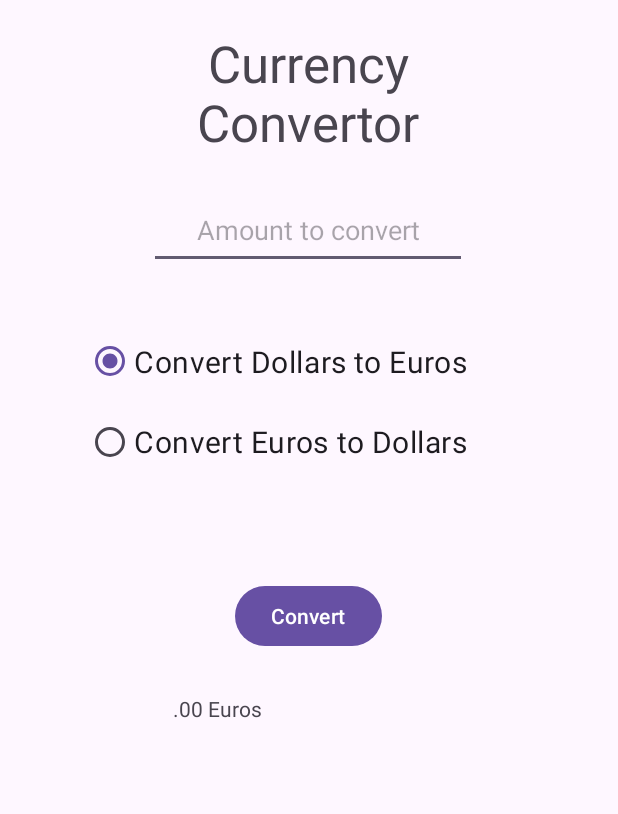
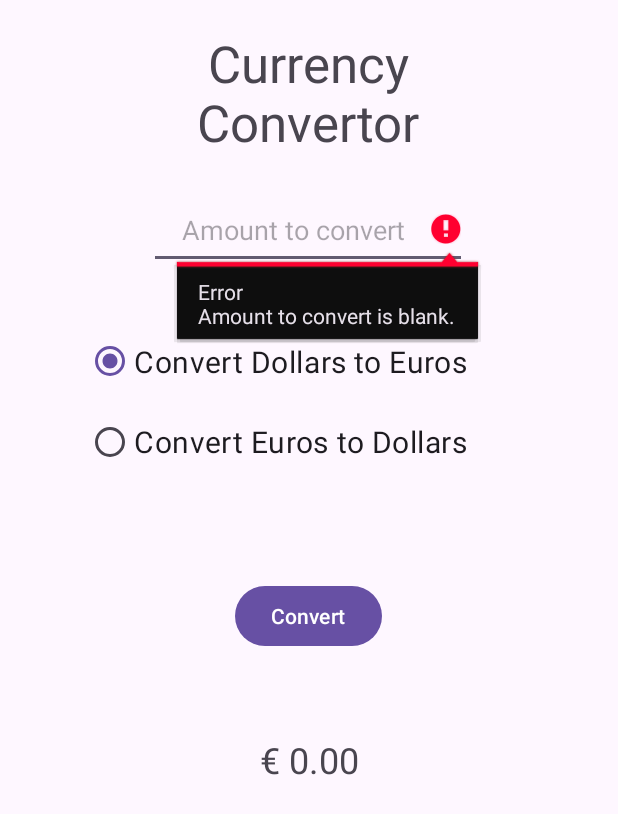
Before and after one commit to Dschids/Currency_Conversion, an Android app: the screen it shows after launch (MainActivity), after a tap on "Convert", on a phone screen of 412 x 824 dp. Shown: the top 814 px of the screen. Run offline under Robolectric (Android 15) with nearby library versions, the phone set to English and light mode, and no system bars.

Commit message:
it works and has comments now

```diff
--- a/app/src/main/java/com/example/currencyconversion/MainActivity.kt
+++ b/app/src/main/java/com/example/currencyconversion/MainActivity.kt
@@ -2,6 +2,7 @@ package com.example.currencyconversion
 
 import androidx.appcompat.app.AppCompatActivity
 import android.os.Bundle
+import android.text.TextUtils
 import android.widget.Button
 import android.widget.EditText
 import android.widget.RadioButton
@@ -13,25 +14,42 @@ class MainActivity : AppCompatActivity() {
     override fun onCreate(savedInstanceState: Bundle?) {
         super.onCreate(savedInstanceState)
         setContentView(R.layout.activity_main)
-
-        val edtTextNumToConvert = findViewById<EditText>(R.id.idEditTextDecimalToConvert)
+        // set up variables for all of the different textviews and buttons
+        val numToConvert = findViewById<EditText>(R.id.idEditTextDecimalToConvert)
         val rbUsToEu = findViewById<RadioButton>(R.id.idRbUsToEu)
         val rbEuToUs = findViewById<RadioButton>(R.id.idRbEuToUs)
         val btnConvert = findViewById<Button>(R.id.idBtnConvert)
         val txtResult = findViewById<TextView>(R.id.idTxtConvertedAmount)
 
-        val convertIt = edtTextNumToConvert.text.toString().toDouble()
-        val conversionRate = 0.94
-        val decim = DecimalFormat("###,###.00")
-        var converted : Double?
+        // set an on click listener for our button
+        btnConvert.setOnClickListener {
+            // take input from the edit text box for amount to convert and change it to a string
+            var convertString = numToConvert.text.toString()
+            // create a variable to hold the double value of the input edit text
+            var convertIt = 0.00
+            // make sure that the edit text has something in it
+            if (TextUtils.isEmpty(convertString)){
+                // convert our previous string into a double
+                numToConvert.error = "Error\nAmount to convert is blank."
+            } else {
+                convertIt = convertString.toDouble()
 
+            }
+            // variables for the conversion rate, a decimal format and a blank variable for our converted number
+            val conversionRate = 0.94
+            val euroFormat = DecimalFormat("\u20ac ###,##0.00")
+            val dolFormat = DecimalFormat("$ ###,##0.00")
+            var converted : Double?
 
-        btnConvert.setOnClickListener {
+            /*
+            check which radio button is checked and do math based on which is
+            nested if checks if number entered is greater than 10,000 and prompts user to enter a smaller number
+            if it is.
+             */
             if (rbUsToEu.isChecked){
                 if (convertIt <= 10000){
                     converted = convertIt * conversionRate
-                    var euros = decim.format(converted) + " Euros"
-                    txtResult.text = euros
+                    txtResult.text = euroFormat.format(converted)
                 } else {
                     Toast.makeText(this@MainActivity, "Dollars must be less than 10,000",Toast.LENGTH_LONG).show()
                 }
@@ -39,8 +57,7 @@ class MainActivity : AppCompatActivity() {
             if (rbEuToUs.isChecked){
                 if (convertIt <= 10000){
                     converted = convertIt / conversionRate
-                    var dollars = decim.format(converted) + " Dollars"
-                    txtResult.text = dollars
+                    txtResult.text = dolFormat.format(converted)
                 } else {
                     Toast.makeText(this@MainActivity, "Euros must be less than 10,000",Toast.LENGTH_LONG).show()
                 }
--- a/app/src/main/res/layout/activity_main.xml
+++ b/app/src/main/res/layout/activity_main.xml
@@ -28,6 +28,7 @@
         android:gravity="center_horizontal|center_vertical"
         android:hint="@string/edtTxtToConvert"
         android:inputType="numberDecimal"
+        android:selectAllOnFocus="true"
         app:layout_constraintEnd_toEndOf="parent"
         app:layout_constraintHorizontal_bias="0.497"
         app:layout_constraintStart_toStartOf="parent"
@@ -72,11 +73,12 @@
 
     <TextView
         android:id="@+id/idTxtConvertedAmount"
-        android:layout_width="179dp"
-        android:layout_height="33dp"
-        android:layout_marginTop="28dp"
+        android:layout_width="215dp"
+        android:layout_height="48dp"
+        android:layout_marginTop="48dp"
+        android:gravity="center"
+        android:textSize="24sp"
         app:layout_constraintEnd_toEndOf="parent"
-        app:layout_constraintHorizontal_bias="0.495"
         app:layout_constraintStart_toStartOf="parent"
         app:layout_constraintTop_toBottomOf="@+id/idBtnConvert" />
 </androidx.constraintlayout.widget.ConstraintLayout>
```
